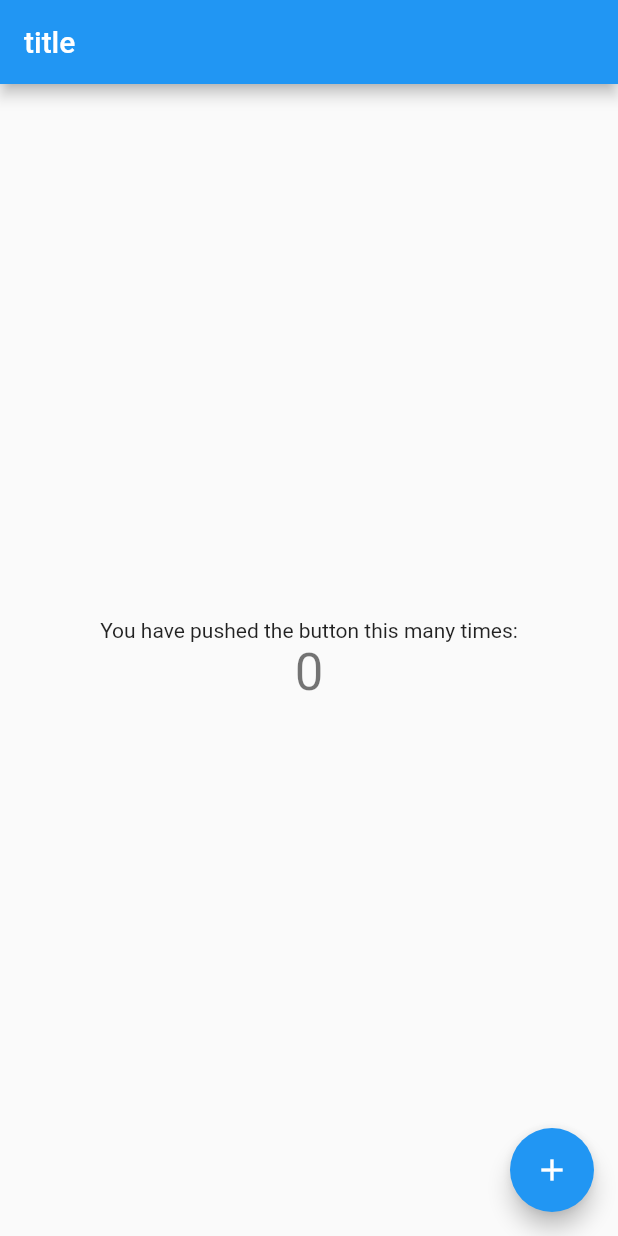
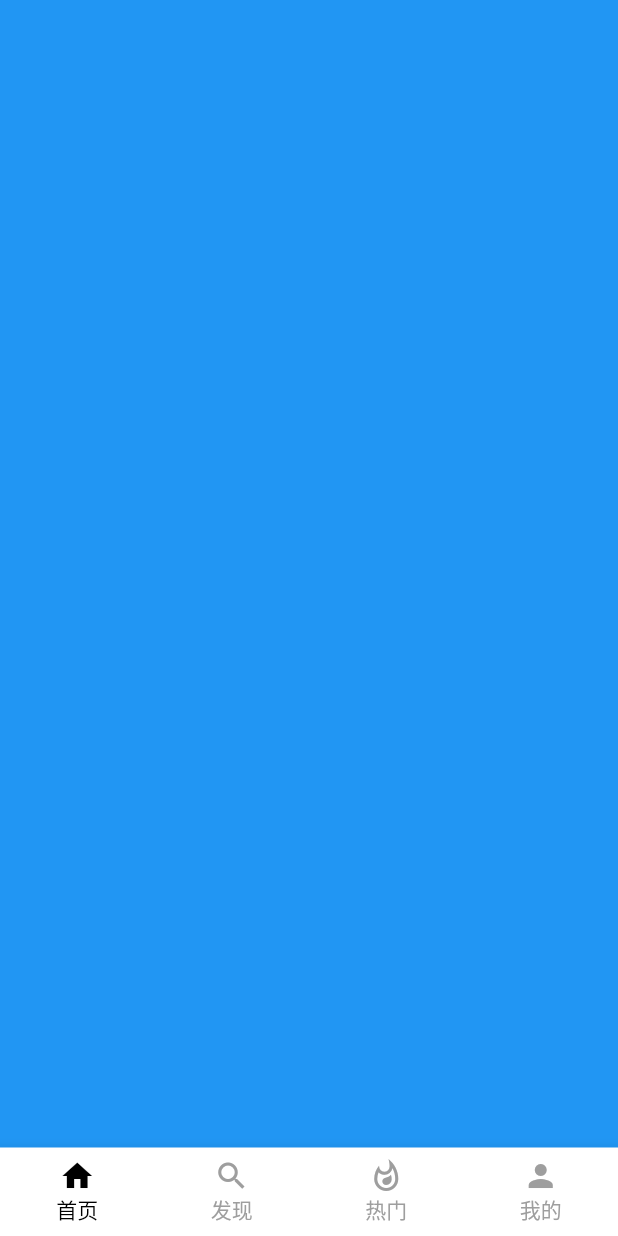
Before and after one commit to panmin/flutter_pan, a Flutter app: the screen it shows after launch, on a phone screen of 412 x 824 dp. Run offline on Flutter 3.47's test engine with Material 2 defaults, Android fonts, the phone set to English and light mode, and no system bars.

Commit message:
主页容器添加

```diff
--- a/lib/main.dart
+++ b/lib/main.dart
@@ -2,6 +2,7 @@ import 'dart:io';
 
 import 'package:flutter/material.dart';
 import 'package:flutter/services.dart';
+import 'package:flutter_pan/main_page.dart';
 
 import 'app_init.dart';
 
@@ -33,7 +34,7 @@ class MyApp extends StatelessWidget {
         // is not restarted.
         primarySwatch: Colors.blue,
       ),
-      home: GetMaterialApp(child: MyHomePage(title: "title"),),
+      home: GetMaterialApp(child: MainPage(),),
     );
   }
 }
--- /dev/null
+++ b/lib/main_page.dart
@@ -0,0 +1,81 @@
+import 'package:flutter/material.dart';
+
+/// 主页
+/// 相当于Android里面的MainActivity
+class MainPage extends StatefulWidget {
+  const MainPage({Key? key}) : super(key: key);
+
+  @override
+  _MainPageState createState() => _MainPageState();
+}
+
+class _MainPageState extends State<MainPage> {
+  late PageController _pageController;
+  late List<BottomNavigationBarItem> listItem;
+
+  int _currentIndex = 0;
+
+  @override
+  void initState() {
+    _pageController = new PageController();
+    listItem = [
+      _buildBottomItem(Icons.home, "首页"),
+      _buildBottomItem(Icons.search, "发现"),
+      _buildBottomItem(Icons.whatshot_outlined, "热门"),
+      _buildBottomItem(Icons.person, "我的"),
+    ];
+    super.initState();
+  }
+
+  BottomNavigationBarItem _buildBottomItem(IconData icon, String name) {
+    return BottomNavigationBarItem(icon: Icon(icon), label: name);
+  }
+
+  @override
+  Widget build(BuildContext context) {
+    return Scaffold(
+      body: Stack(
+        children: [
+          PageView(
+            controller: _pageController,
+            children: [
+              Container(
+                color: Colors.blue,
+              ),
+              Container(
+                color: Colors.yellow,
+              ),
+              Container(
+                color: Colors.green,
+              ),
+              Container(
+                color: Colors.red,
+              ),
+            ],
+            physics: NeverScrollableScrollPhysics(),
+          ),
+          Positioned(
+              left: 0,
+              right: 0,
+              bottom: 0,
+              child: BottomNavigationBar(
+                currentIndex: _currentIndex,
+                items: listItem,
+                backgroundColor: Colors.white,
+                selectedItemColor: Colors.black,
+                unselectedItemColor: Colors.grey,
+                type: BottomNavigationBarType.fixed,
+                selectedFontSize: 14,
+                unselectedFontSize: 14,
+                onTap: (index) {
+                  setState(() {
+                    _currentIndex = index;
+                    _pageController.jumpToPage(_currentIndex);
+                  });
+                },
+              ))
+        ],
+      ),
+    );
+  }
+}
```
